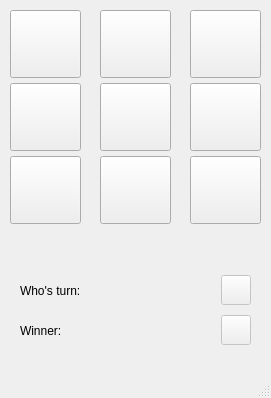
This is game.ui in 7aku8/fuzzy-succotash as Qt 5 draws it before an edit. The edited form follows.
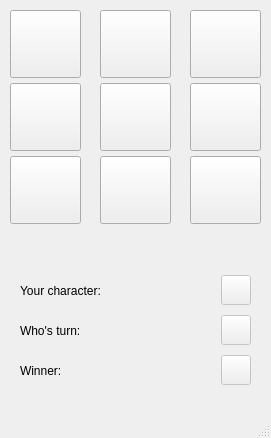
This is the edited form.

Commit message: protection for moving by other player

Diff of the .ui file:
```diff
--- a/game.ui
+++ b/game.ui
@@ -7,7 +7,7 @@
     <x>0</x>
     <y>0</y>
     <width>271</width>
-    <height>398</height>
+    <height>438</height>
    </rect>
   </property>
   <property name="windowTitle">
@@ -225,7 +225,7 @@
     <property name="geometry">
      <rect>
       <x>0</x>
-      <y>270</y>
+      <y>310</y>
       <width>271</width>
       <height>41</height>
      </rect>
@@ -257,7 +257,6 @@
        </property>
        <property name="font">
         <font>
-         <family>Tlwg Typo</family>
          <pointsize>16</pointsize>
          <bold>true</bold>
         </font>
@@ -273,7 +272,7 @@
     <property name="geometry">
      <rect>
       <x>0</x>
-      <y>310</y>
+      <y>350</y>
       <width>271</width>
       <height>41</height>
      </rect>
@@ -316,6 +315,53 @@
      </item>
     </layout>
    </widget>
+   <widget class="QWidget" name="horizontalLayoutWidget_3">
+    <property name="geometry">
+     <rect>
+      <x>0</x>
+      <y>270</y>
+      <width>271</width>
+      <height>41</height>
+     </rect>
+    </property>
+    <layout class="QHBoxLayout" name="horizontalLayout_3">
+     <property name="leftMargin">
+      <number>20</number>
+     </property>
+     <property name="rightMargin">
+      <number>20</number>
+     </property>
+     <item>
+      <widget class="QLabel" name="label_3">
+       <property name="text">
+        <string>Your character:</string>
+       </property>
+      </widget>
+     </item>
+     <item>
+      <widget class="QPushButton" name="your_character">
+       <property name="enabled">
+        <bool>false</bool>
+       </property>
+       <property name="maximumSize">
+        <size>
+         <width>30</width>
+         <height>30</height>
+        </size>
+       </property>
+       <property name="font">
+        <font>
+         <pointsize>16</pointsize>
+         <bold>true</bold>
+        </font>
+       </property>
+       <property name="text">
+        <string/>
+       </property>
+      </widget>
+     </item>
+    </layout>
+   </widget>
   </widget>
   <widget class="QMenuBar" name="menubar">
    <property name="geometry">
```
The commit also changes 2 other files.
